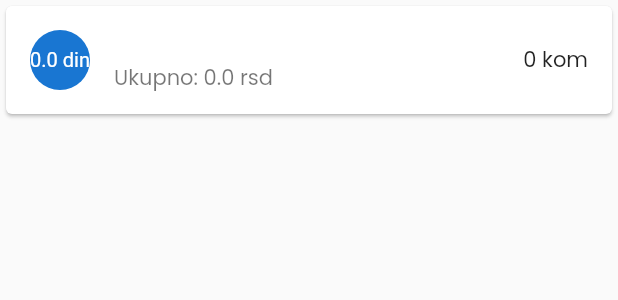
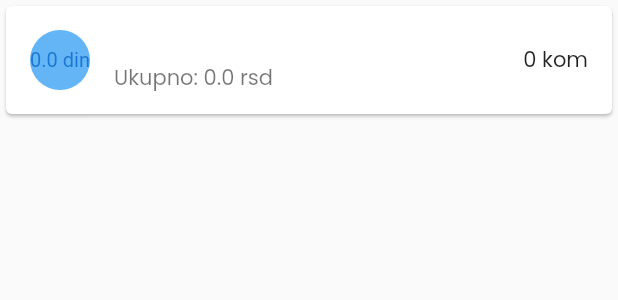
Before and after one commit to matf-pp/2021_Online_prodavnica, a Flutter app: the CartProduct widget shown alone on an empty page, opened directly with empty values, on a phone screen of 412 x 824 dp. Shown: the top 300 px of the screen. Run offline on Flutter 3.47's test engine with Material 2 defaults, Android fonts, the light colour scheme and no system bars; our stand-ins replace carousel_pro, firebase_core, flutter_spinkit, google_fonts; accounts and stored records are empty.

Commit message:
Update cart_item.dart

```diff
--- a/party_monster/lib/widgets/cart_item.dart
+++ b/party_monster/lib/widgets/cart_item.dart
@@ -26,6 +26,7 @@ class CartProduct extends StatelessWidget {
         child: ListTile(
           leading: CircleAvatar(
             child: FittedBox(child: Text('$price din')),
+            backgroundColor: Colors.blue.shade300,
           ),
           title: Text(name),
           subtitle: Text("Ukupno: ${(price * quantity)} rsd"),
```
